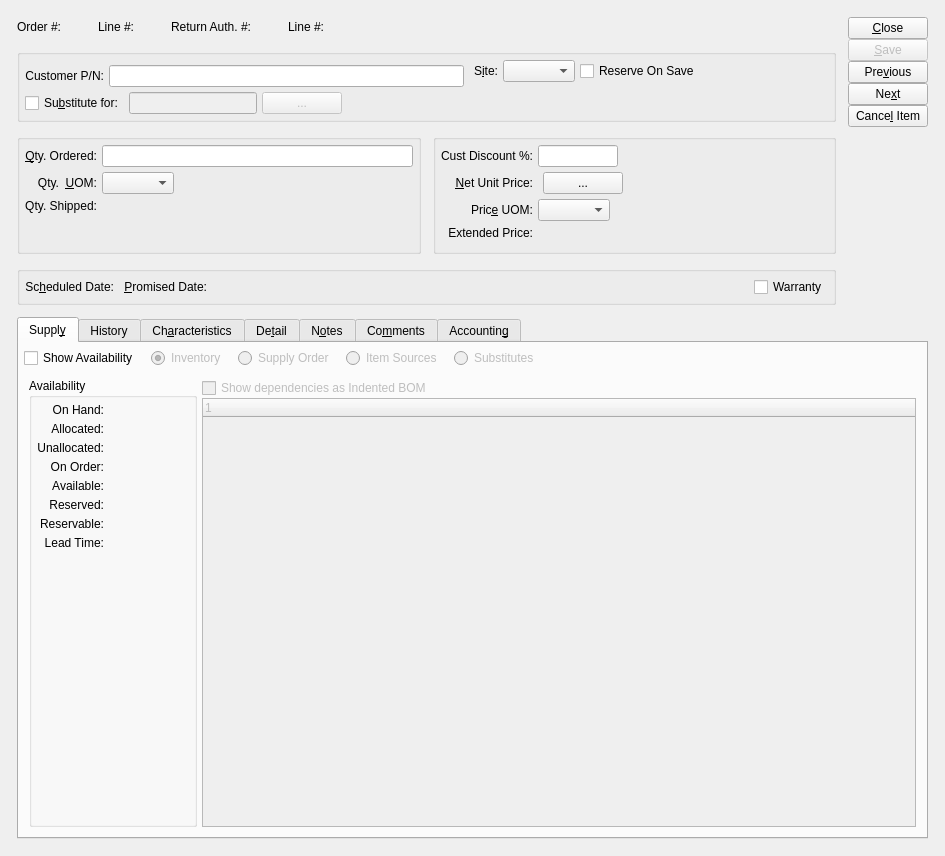
Above: guiclient/salesOrderItem.ui from Pegasus-RPG/xtuple-client before the change. Below: the same form after it.
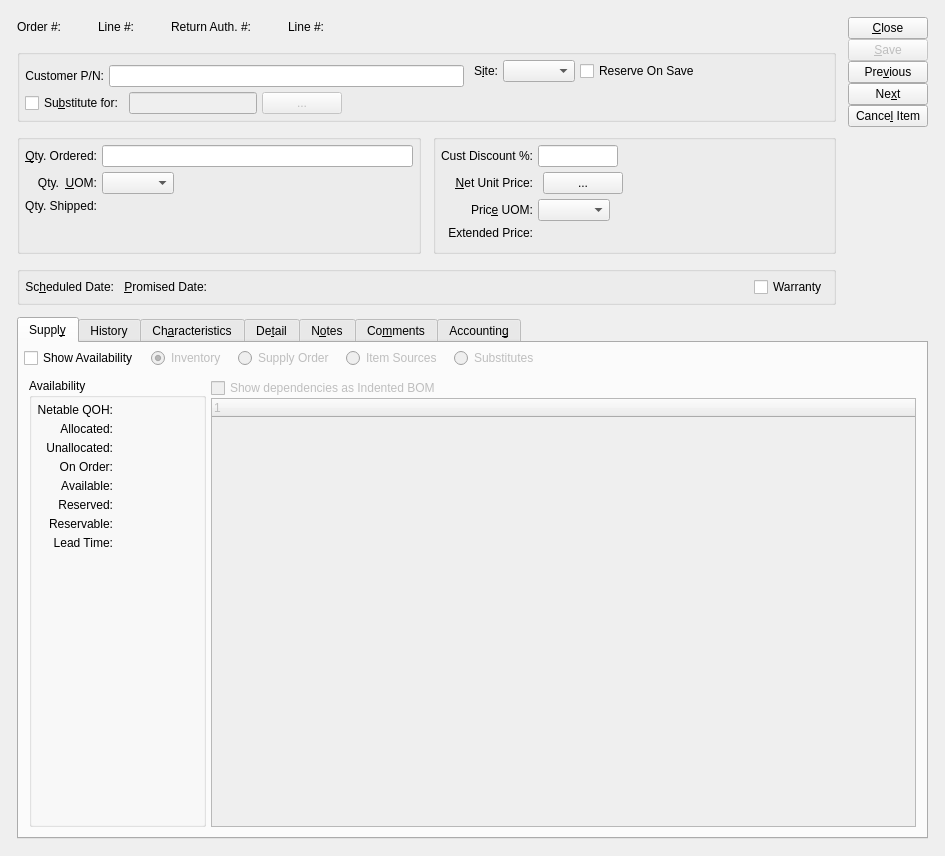
That is the form after the change. Custom widgets are drawn as their Qt base class.

```diff
--- a/guiclient/salesOrderItem.ui
+++ b/guiclient/salesOrderItem.ui
@@ -930,7 +930,7 @@
                       <item row="0" column="0">
                        <widget class="QLabel" name="_onHandLit">
                         <property name="text">
-                         <string>On Hand:</string>
+                         <string>Netable QOH:</string>
                         </property>
                         <property name="alignment">
                          <set>Qt::AlignRight|Qt::AlignTrailing|Qt::AlignVCenter</set>
```
